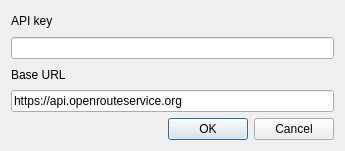
This is ORStools/gui/ORStoolsDialogConfigUI.ui in GIScience/orstools-qgis-plugin as Qt 5 draws it before an edit. The edited form follows.
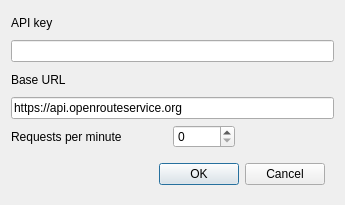
This is the edited form.

What changed in the file:
```diff
--- a/ORStools/gui/ORStoolsDialogConfigUI.ui
+++ b/ORStools/gui/ORStoolsDialogConfigUI.ui
@@ -7,13 +7,43 @@
     <x>0</x>
     <y>0</y>
     <width>345</width>
-    <height>151</height>
+    <height>205</height>
    </rect>
   </property>
   <property name="windowTitle">
    <string>ORS Settings</string>
   </property>
-  <layout class="QGridLayout" name="gridLayout" columnstretch="4,0">
+  <layout class="QGridLayout" name="gridLayout" columnstretch="5,2,3">
+   <item row="4" column="1">
+    <widget class="QSpinBox" name="request_value"/>
+   </item>
+   <item row="4" column="2">
+    <spacer name="horizontalSpacer">
+     <property name="orientation">
+      <enum>Qt::Horizontal</enum>
+     </property>
+     <property name="sizeHint" stdset="0">
+      <size>
+       <width>40</width>
+       <height>20</height>
+      </size>
+     </property>
+    </spacer>
+   </item>
+   <item row="3" column="0" colspan="3">
+    <widget class="QLineEdit" name="base_url_text">
+     <property name="text">
+      <string>https://api.openrouteservice.org</string>
+     </property>
+    </widget>
+   </item>
+   <item row="4" column="0">
+    <widget class="QLabel" name="label">
+     <property name="text">
+      <string>Requests per minute</string>
+     </property>
+    </widget>
+   </item>
    <item row="2" column="0">
     <widget class="QLabel" name="base_url_label">
      <property name="text">
@@ -28,21 +58,20 @@
      </property>
     </widget>
    </item>
-   <item row="3" column="0" colspan="2">
-    <widget class="QLineEdit" name="base_url_text">
-     <property name="text">
-      <string>https://api.openrouteservice.org</string>
-     </property>
-    </widget>
-   </item>
-   <item row="1" column="0" colspan="2">
+   <item row="1" column="0" colspan="3">
     <widget class="QLineEdit" name="key_text"/>
    </item>
-   <item row="6" column="0" colspan="2">
-    <widget class="QDialogButtonBox" name="buttonBox">
-     <property name="standardButtons">
-      <set>QDialogButtonBox::Cancel|QDialogButtonBox::Ok</set>
-     </property>
+   <item row="5" column="0" colspan="3">
+    <widget class="QWidget" name="widget" native="true">
+     <layout class="QVBoxLayout" name="verticalLayout">
+      <item>
+       <widget class="QDialogButtonBox" name="buttonBox">
+        <property name="standardButtons">
+         <set>QDialogButtonBox::Cancel|QDialogButtonBox::Ok</set>
+        </property>
+       </widget>
+      </item>
+     </layout>
     </widget>
    </item>
   </layout>
```
